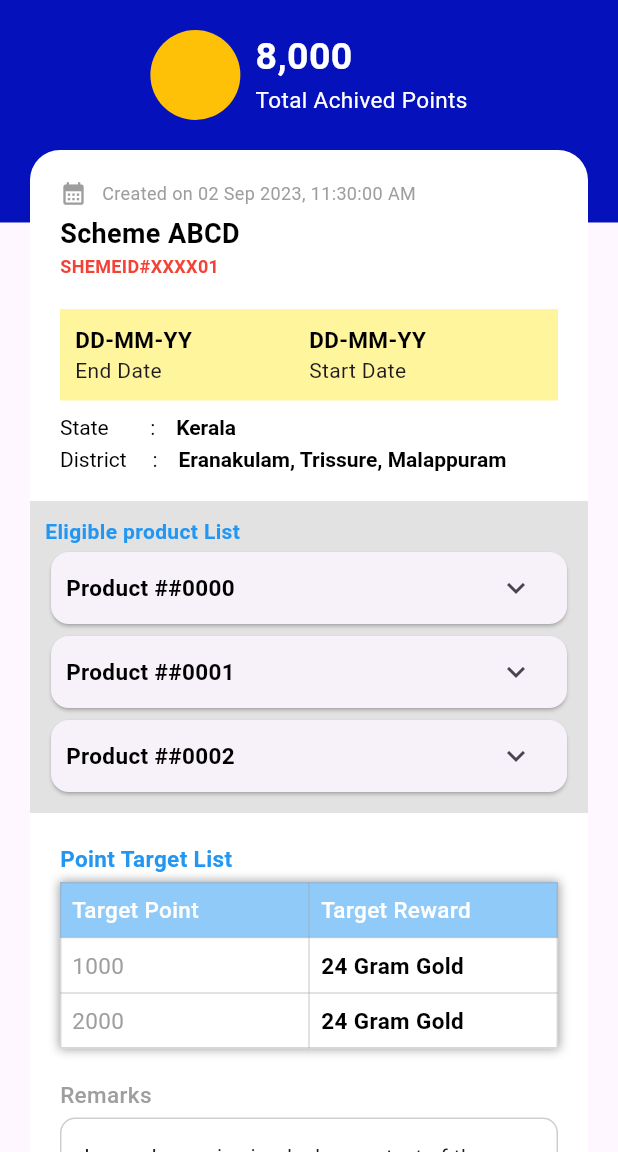
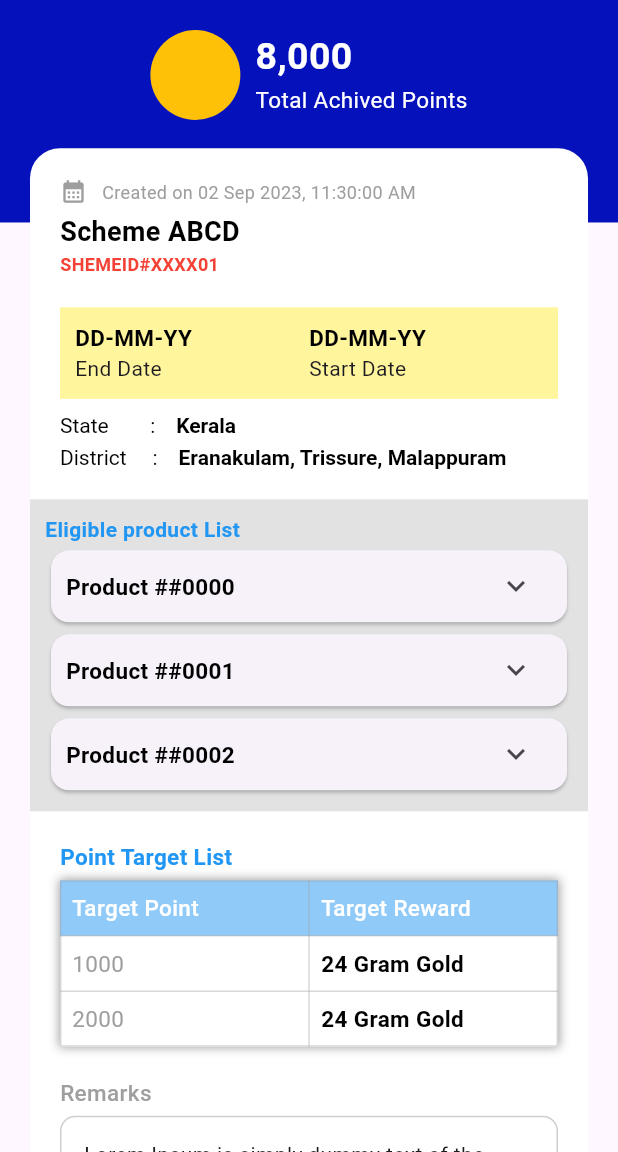
Before and after one commit to AmalNaroth/Scheme-Info, a Flutter app: the screen it shows after launch, on a phone screen of 412 x 824 dp, the part 84-1236 px from its top. Run offline on Flutter 3.47's test engine with Material 3 defaults, Android fonts, the light colour scheme and no system bars; drawn by our look-alikes of expandable.

Commit message:
new bracnh adding

```diff
--- a/lib/presentation/scheme_info_screen.dart
+++ b/lib/presentation/scheme_info_screen.dart
@@ -68,10 +68,9 @@ class SchemeInfoScreen extends StatelessWidget {
                   ],
                 ),
                 Positioned(
-                top: 100,
+                  top: mHight! * .12,
                   left: 0,
-                right:
-                    0,
+                  right: 0,
                   child: Container(
                     margin: const EdgeInsets.symmetric(horizontal: 20),
                     decoration: BoxDecoration(
@@ -165,7 +164,8 @@ class SchemeInfoScreen extends StatelessWidget {
                                   style: TextStyle(color: Colors.black),
                                   children: [
                                     TextSpan(
-                                    text: "Eranakulam, Trissure, Malappuram",
+                                      text:
+                                          "Eranakulam, Trissure, Malappuram",
                                       style: TextStyle(
                                           color: Colors.black,
                                           fontWeight: FontWeight
@@ -191,7 +191,8 @@ class SchemeInfoScreen extends StatelessWidget {
                                     fontWeight: FontWeight.bold),
                               ),
                               ListView.builder(
-                                physics: const NeverScrollableScrollPhysics(),
+                                  physics:
+                                      const NeverScrollableScrollPhysics(),
                                   shrinkWrap: true,
                                   itemBuilder: (context, index) {
                                     return Card2(
@@ -252,7 +253,6 @@ class SchemeInfoScreen extends StatelessWidget {
               ],
             ),
           ),
-      ),
-    );
+        ));
   }
 }
```
Lines whose indentation alone changed are shown as unchanged.
